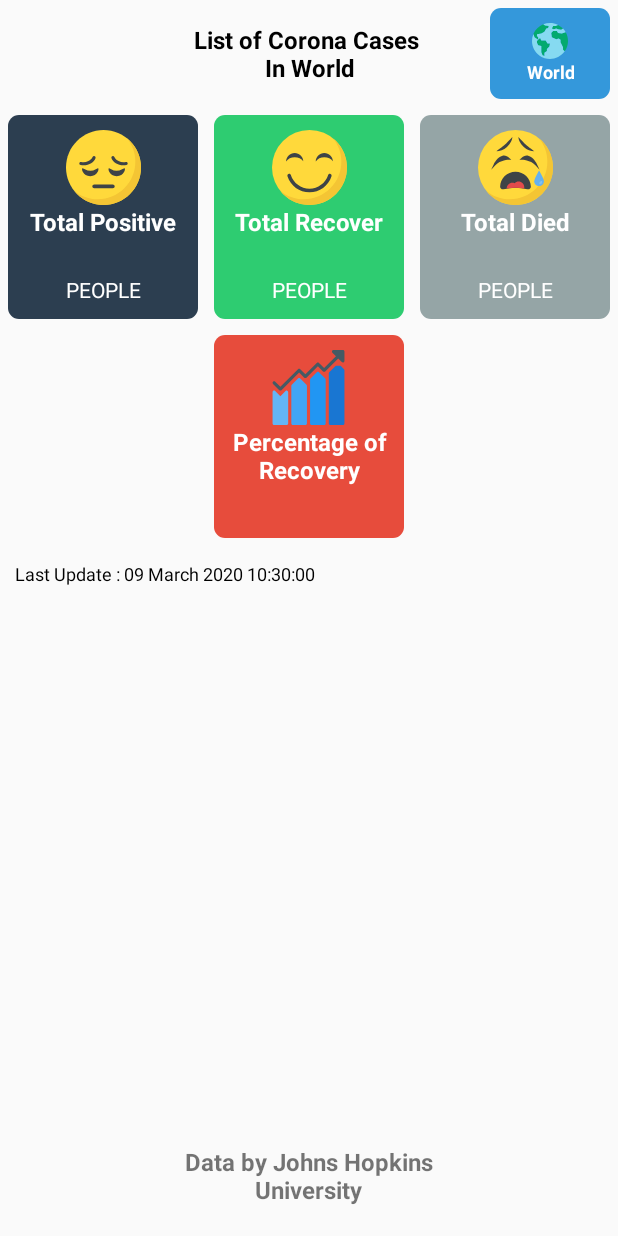
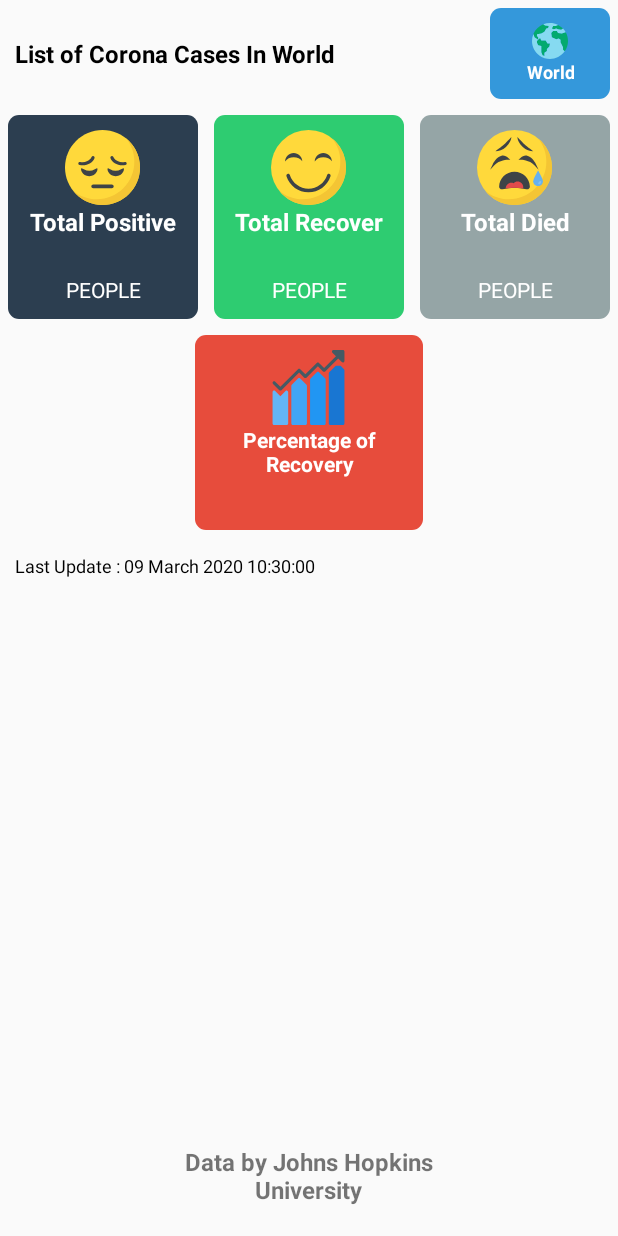
Before and after one commit to newarifrh/LawanCorona, an Android app: the screen it shows after launch (MainActivity), on a phone screen of 412 x 824 dp. Run offline under Robolectric (Android 15) with nearby library versions, the phone set to English and light mode, and no system bars; our stand-ins replace data binding.

Commit message:
improve UI/UX

```diff
--- a/app/build.gradle
+++ b/app/build.gradle
@@ -12,7 +12,7 @@ android {
         applicationId "dev.blank.lawancorona"
         minSdkVersion 22
         targetSdkVersion 29
-        versionCode 3
+        versionCode 4
         versionName "1.0"
 
         testInstrumentationRunner "androidx.test.runner.AndroidJUnitRunner"
--- a/app/src/main/res/layout/activity_main.xml
+++ b/app/src/main/res/layout/activity_main.xml
@@ -1,6 +1,5 @@
 <?xml version="1.0" encoding="utf-8"?>
 <layout xmlns:android="http://schemas.android.com/apk/res/android"
-    xmlns:app="http://schemas.android.com/apk/res-auto"
     xmlns:tools="http://schemas.android.com/tools"
     tools:context=".ui.activity.MainActivity">
 
@@ -9,45 +8,35 @@
         android:layout_height="wrap_content"
         android:orientation="vertical">
 
-        <androidx.constraintlayout.widget.ConstraintLayout
+        <LinearLayout
             android:id="@+id/constraintLayout"
             android:layout_width="match_parent"
             android:layout_height="wrap_content"
-            android:weightSum="1"
-            app:layout_constraintEnd_toEndOf="parent"
-            app:layout_constraintStart_toStartOf="parent"
-            app:layout_constraintTop_toTopOf="parent">
+            android:weightSum="1">
 
             <TextView
                 android:id="@+id/tvJudul"
-                android:layout_width="200dp"
+                android:layout_width="0dp"
                 android:layout_height="wrap_content"
-                android:layout_centerInParent="true"
                 android:layout_gravity="center"
-                android:layout_margin="5dp"
+                android:layout_margin="10dp"
+                android:layout_weight="1"
                 android:ellipsize="end"
-                android:gravity="center"
+                android:gravity="start"
+                android:maxLines="2"
                 android:textColor="@color/black"
                 android:textSize="16sp"
                 android:textStyle="bold"
-                app:layout_constraintBottom_toBottomOf="parent"
-                app:layout_constraintEnd_toEndOf="parent"
-                app:layout_constraintStart_toStartOf="parent"
-                app:layout_constraintTop_toTopOf="parent"
-                tools:text="Daftar Kasus Corona\nDi Dunia" />
+                tools:text="Daftar Kasus Corona Di Dunia" />
 
             <LinearLayout
                 android:id="@+id/layoutWilayah"
                 android:layout_width="80dp"
                 android:layout_height="wrap_content"
-                android:layout_alignParentEnd="true"
                 android:layout_margin="5dp"
                 android:background="@drawable/background_general"
                 android:orientation="vertical"
                 android:padding="10dp"
-                app:layout_constraintBottom_toBottomOf="parent"
-                app:layout_constraintEnd_toEndOf="parent"
-                app:layout_constraintTop_toTopOf="parent"
                 tools:ignore="RelativeOverlap">
 
                 <ImageView
@@ -73,30 +62,33 @@
             </LinearLayout>
 
 
-        </androidx.constraintlayout.widget.ConstraintLayout>
-
+        </LinearLayout>
 
         <LinearLayout
             android:id="@+id/linearLayout"
             android:layout_width="match_parent"
             android:layout_height="wrap_content"
             android:layout_below="@+id/constraintLayout"
+            android:orientation="vertical"
+            android:weightSum="1">
+
+            <LinearLayout
+                android:layout_width="match_parent"
+                android:layout_height="0dp"
+                android:layout_weight="1"
                 android:baselineAligned="false"
                 android:weightSum="3"
+                tools:ignore="UselessParent">
 
-            app:layout_constraintEnd_toEndOf="parent"
-            app:layout_constraintStart_toStartOf="parent"
-            app:layout_constraintTop_toBottomOf="@+id/constraintLayout">
-
-
-            <androidx.constraintlayout.widget.ConstraintLayout
+                <LinearLayout
                     android:layout_width="0dp"
                     android:layout_height="match_parent"
                     android:layout_margin="5dp"
                     android:layout_weight="1"
                     android:background="@drawable/background_positif"
                     android:orientation="vertical"
-                android:padding="10dp">
+                    android:padding="10dp"
+                    tools:ignore="NestedWeights">
 
                     <ImageView
                         android:id="@+id/imageView2"
@@ -105,9 +97,9 @@
                         android:layout_gravity="center"
                         android:contentDescription="@string/total_positif"
                         android:src="@drawable/ic_sad"
-                    app:layout_constraintEnd_toEndOf="parent"
-                    app:layout_constraintStart_toStartOf="parent"
-                    app:layout_constraintTop_toTopOf="parent" />
+
+
+                        />
 
                     <TextView
                         android:id="@+id/textView"
@@ -118,11 +110,7 @@
                         android:text="@string/total_positif"
                         android:textColor="@color/white"
                         android:textSize="16sp"
-                    android:textStyle="bold"
-                    app:layout_constraintBottom_toTopOf="@+id/tvTotalKasusPositif"
-                    app:layout_constraintEnd_toEndOf="parent"
-                    app:layout_constraintStart_toStartOf="parent"
-                    app:layout_constraintTop_toBottomOf="@+id/imageView2" />
+                        android:textStyle="bold" />
 
                     <TextView
                         android:id="@+id/tvTotalKasusPositif"
@@ -132,9 +120,8 @@
                         android:gravity="center"
                         android:textColor="@color/white"
                         android:textSize="18sp"
-                    app:layout_constraintBottom_toTopOf="@+id/textView2"
-                    app:layout_constraintEnd_toEndOf="parent"
-                    app:layout_constraintStart_toStartOf="parent"
+
+
                         tools:text="@string/_100_000" />
 
 
@@ -147,14 +134,13 @@
                         android:text="@string/orang"
                         android:textColor="@color/white"
                         android:textSize="14sp"
-                    app:layout_constraintBottom_toBottomOf="parent"
-                    app:layout_constraintEnd_toEndOf="parent"
-                    app:layout_constraintStart_toStartOf="parent" />
-
-            </androidx.constraintlayout.widget.ConstraintLayout>
 
 
-            <androidx.constraintlayout.widget.ConstraintLayout
+                        />
+
+                </LinearLayout>
+
+                <LinearLayout
                     android:layout_width="0dp"
                     android:layout_height="match_parent"
                     android:layout_margin="5dp"
@@ -170,9 +156,9 @@
                         android:layout_gravity="center"
                         android:contentDescription="@string/total_sembuh"
                         android:src="@drawable/ic_happy"
-                    app:layout_constraintEnd_toEndOf="parent"
-                    app:layout_constraintStart_toStartOf="parent"
-                    app:layout_constraintTop_toTopOf="parent" />
+
+
+                        />
 
                     <TextView
                         android:id="@+id/textView3"
@@ -183,10 +169,7 @@
                         android:text="@string/total_sembuh"
                         android:textColor="@color/white"
                         android:textSize="16sp"
-                    android:textStyle="bold"
-                    app:layout_constraintBottom_toTopOf="@+id/tvTotalKasusSembuh"
-                    app:layout_constraintTop_toBottomOf="@+id/imageView3"
-                    tools:layout_editor_absoluteX="10dp" />
+                        android:textStyle="bold" />
 
                     <TextView
                         android:id="@+id/tvTotalKasusSembuh"
@@ -196,10 +179,8 @@
                         android:gravity="center"
                         android:textColor="@color/white"
                         android:textSize="18sp"
-                    app:layout_constraintBottom_toTopOf="@+id/textView4"
 
-                    app:layout_constraintEnd_toEndOf="parent"
-                    app:layout_constraintStart_toStartOf="parent"
+
                         tools:text="@string/_100_000" />
 
 
@@ -212,16 +193,15 @@
                         android:text="@string/orang"
                         android:textColor="@color/white"
                         android:textSize="14sp"
-                    app:layout_constraintBottom_toBottomOf="parent"
-                    app:layout_constraintEnd_toEndOf="parent"
-                    app:layout_constraintStart_toStartOf="parent" />
-
-            </androidx.constraintlayout.widget.ConstraintLayout>
 
 
-            <androidx.constraintlayout.widget.ConstraintLayout
+                        />
+
+                </LinearLayout>
+
+                <LinearLayout
                     android:layout_width="0dp"
-                android:layout_height="wrap_content"
+                    android:layout_height="match_parent"
                     android:layout_margin="5dp"
                     android:layout_weight="1"
                     android:background="@drawable/background_meninggal"
@@ -235,9 +215,9 @@
                         android:layout_gravity="center"
                         android:contentDescription="@string/total_positif"
                         android:src="@drawable/ic_cry"
-                    app:layout_constraintEnd_toEndOf="parent"
-                    app:layout_constraintStart_toStartOf="parent"
-                    app:layout_constraintTop_toTopOf="parent" />
+
+
+                        />
 
                     <TextView
                         android:id="@+id/textView7"
@@ -249,9 +229,8 @@
                         android:textColor="@color/white"
                         android:textSize="16sp"
                         android:textStyle="bold"
-                    app:layout_constraintEnd_toEndOf="parent"
-                    app:layout_constraintStart_toStartOf="parent"
-                    app:layout_constraintTop_toBottomOf="@+id/imageView5" />
+
+                        />
 
                     <TextView
                         android:id="@+id/tvTotalKasusMeninggal"
@@ -261,8 +240,7 @@
                         android:gravity="center"
                         android:textColor="@color/white"
                         android:textSize="18sp"
-                    app:layout_constraintBottom_toTopOf="@+id/textView9"
-                    app:layout_constraintTop_toBottomOf="@+id/textView7"
+
                         tools:layout_editor_absoluteX="10dp"
                         tools:text="@string/_100_000" />
 
@@ -276,14 +254,15 @@
                         android:text="@string/orang"
                         android:textColor="@color/white"
                         android:textSize="14sp"
-                    app:layout_constraintBottom_toBottomOf="parent"
-                    app:layout_constraintEnd_toEndOf="parent"
-                    app:layout_constraintStart_toStartOf="parent" />
-
-            </androidx.constraintlayout.widget.ConstraintLayout>
 
 
+                        />
+
                 </LinearLayout>
+            </LinearLayout>
+
+        </LinearLayout>
+
 
         <LinearLayout
             android:id="@+id/layouyPresentase"
@@ -291,18 +270,14 @@
             android:layout_height="wrap_content"
             android:layout_below="@+id/linearLayout"
             android:baselineAligned="false"
-            android:weightSum="3"
-
-            app:layout_constraintEnd_toEndOf="parent"
-            app:layout_constraintStart_toStartOf="parent"
-            app:layout_constraintTop_toBottomOf="@+id/constraintLayout">
+            android:weightSum="3">
 
 
             <View
                 android:layout_width="0dp"
                 android:layout_height="match_parent"
                 android:layout_margin="5dp"
-                android:layout_weight="1"
+                android:layout_weight="0.9"
                 android:padding="10dp">
 
 
@@ -313,7 +288,7 @@
                 android:layout_width="0dp"
                 android:layout_height="wrap_content"
                 android:layout_margin="5dp"
-                android:layout_weight="1"
+                android:layout_weight="1.2"
                 android:background="@drawable/background_country"
                 android:orientation="vertical"
                 android:padding="10dp">
@@ -325,9 +300,9 @@
                     android:layout_gravity="center"
                     android:contentDescription="@string/total_sembuh"
                     android:src="@drawable/ic_statistics"
-                    app:layout_constraintEnd_toEndOf="parent"
-                    app:layout_constraintStart_toStartOf="parent"
-                    app:layout_constraintTop_toTopOf="parent" />
+
+
+                    />
 
                 <TextView
                     android:id="@+id/textView5"
@@ -337,7 +312,7 @@
                     android:gravity="center"
                     android:text="@string/presentase_sembuh"
                     android:textColor="@color/white"
-                    android:textSize="16sp"
+                    android:textSize="14sp"
                     android:textStyle="bold"
                     tools:layout_editor_absoluteX="10dp" />
 
@@ -359,7 +334,7 @@
                 android:layout_width="0dp"
                 android:layout_height="match_parent"
                 android:layout_margin="5dp"
-                android:layout_weight="1"
+                android:layout_weight="0.9"
                 android:padding="10dp">
 
 
@@ -388,9 +363,8 @@
 
             android:orientation="horizontal"
             android:weightSum="2"
-            app:layout_constraintBottom_toBottomOf="parent"
-            app:layout_constraintEnd_toEndOf="parent"
-            app:layout_constraintStart_toStartOf="parent">
+
+            >
 
             <View
                 android:layout_width="0dp"
--- a/app/src/main/res/values/strings.xml
+++ b/app/src/main/res/values/strings.xml
@@ -10,7 +10,7 @@
     <string name="nama_wilayah">Region Name</string>
     <string name="pembaharuan_terakhir">Last Update</string>
     <string name="pembaharuan_terakhir_custom">Last Update : %1$s</string>
-    <string name="daftar_kasus_corona_di_custom">List of Corona Cases \nIn %1$s</string>
+    <string name="daftar_kasus_corona_di_custom">List of Corona Cases In %1$s</string>
     <string name="data_oleh_universitas_johns_hopkins">Data by Johns Hopkins University</string>
     <string name="presentase_sembuh">Percentage of Recovery</string>
     <string name="presentase_custom" translatable="false">%1$.2f</string>
```
Also changed, not shown: 2 other files. Lines whose indentation alone changed are shown as unchanged.
